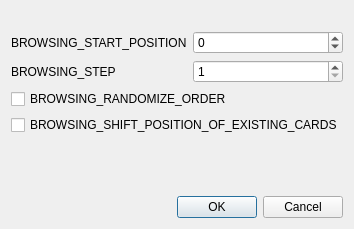
Before: the Qt Designer form qt/aqt/forms/reposition.ui in ankitects/anki, drawn with Qt 5.
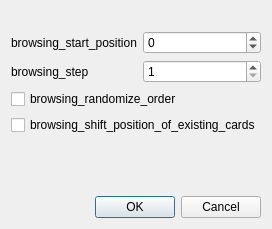
After: the same form once the commit is applied.

```diff
--- a/qt/aqt/forms/reposition.ui
+++ b/qt/aqt/forms/reposition.ui
@@ -26,7 +26,7 @@
      <item row="0" column="0">
       <widget class="QLabel" name="label_2">
        <property name="text">
-        <string>BROWSING_START_POSITION</string>
+        <string>browsing_start_position</string>
        </property>
       </widget>
      </item>
@@ -46,7 +46,7 @@
      <item row="1" column="0">
       <widget class="QLabel" name="label_3">
        <property name="text">
-        <string>BROWSING_STEP</string>
+        <string>browsing_step</string>
        </property>
       </widget>
      </item>
@@ -65,14 +65,14 @@
    <item>
     <widget class="QCheckBox" name="randomize">
      <property name="text">
-      <string>BROWSING_RANDOMIZE_ORDER</string>
+      <string>browsing_randomize_order</string>
      </property>
     </widget>
    </item>
    <item>
     <widget class="QCheckBox" name="shift">
      <property name="text">
-      <string>BROWSING_SHIFT_POSITION_OF_EXISTING_CARDS</string>
+      <string>browsing_shift_position_of_existing_cards</string>
      </property>
      <property name="checked">
       <bool>false</bool>
```
Left out of the diff: 2 changed lines with no effect on the pictures.
